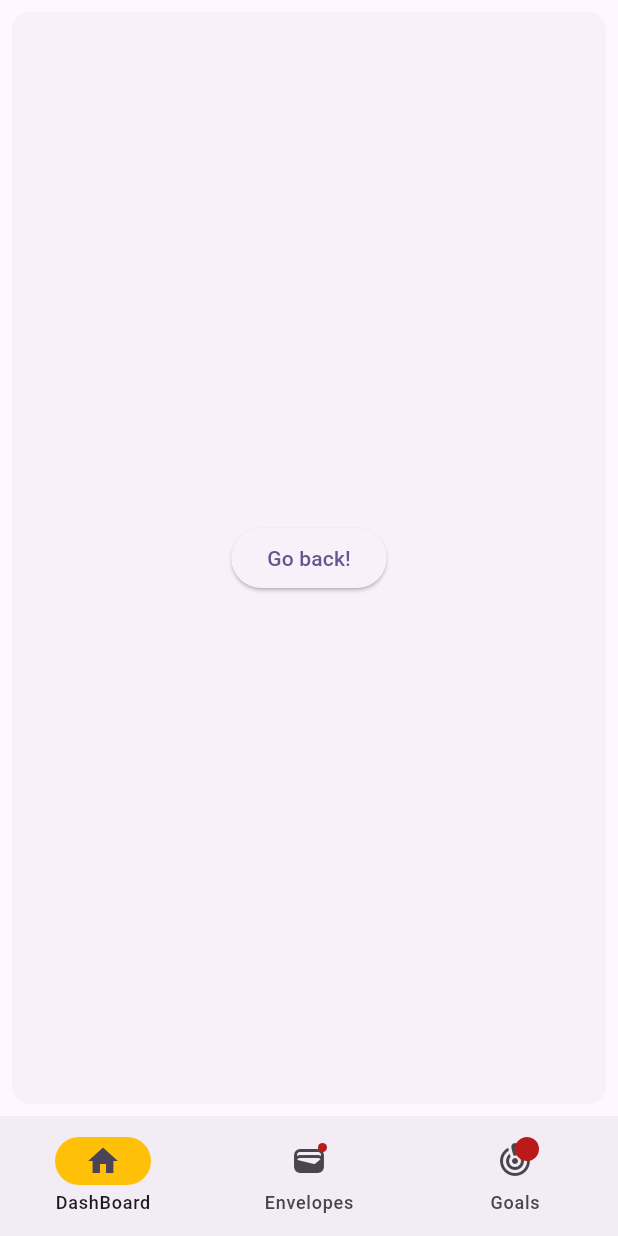
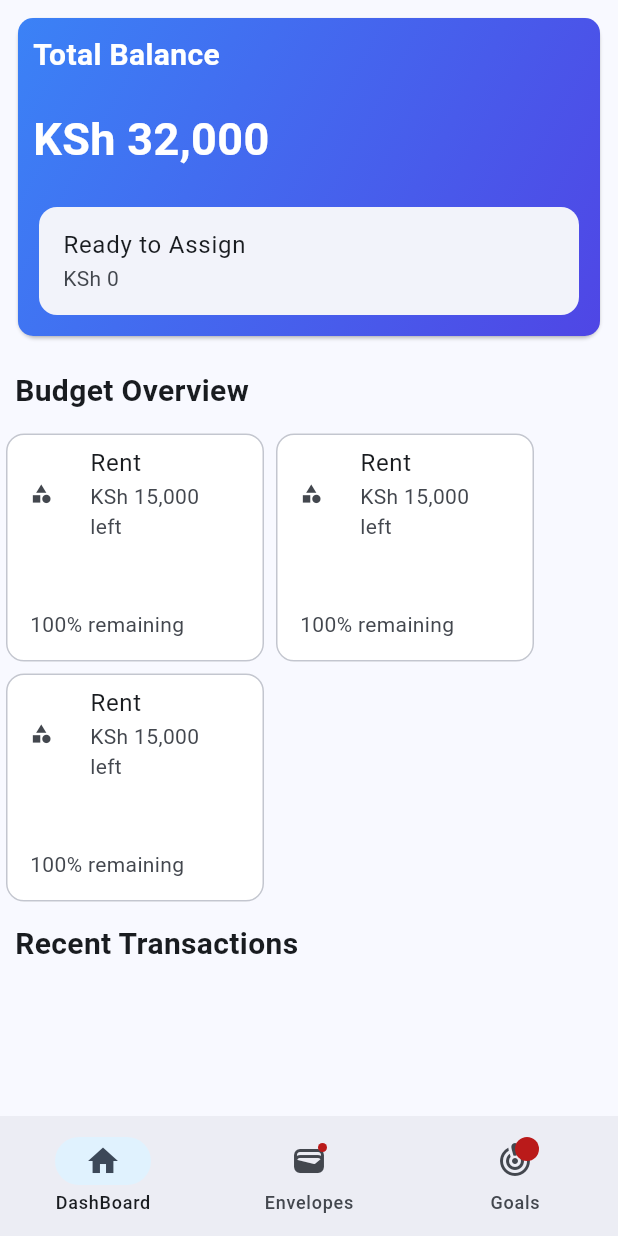
Before and after one commit to bradleygichuru/budget-lite-flutter, a Flutter app: the screen it shows after launch, on a phone screen of 412 x 824 dp. Run offline on Flutter 3.47's test engine with Material 3 defaults, Android fonts, the phone set to English and light mode, and no system bars; our stand-ins replace permission_handler, shared_preferences, sqflite; missing offline and left inert: another_telephony; accounts and stored records are empty.

Commit message:
feat:mpesa transactions parsing and push to sqlite

```diff
--- a/lib/funcs/transactions.dart
+++ b/lib/funcs/transactions.dart
@@ -1,9 +1,99 @@
+
 import 'package:another_telephony/telephony.dart';
+import 'package:flutter/material.dart';
+import 'package:path/path.dart';
+import 'package:sqflite/sqflite.dart';
 
 const String received = "received";
 const String paid = "paid to";
 const String sent = "sent to";
 const String transferred = "transferred to";
+
+Future<void> insertTransaction(TransactionObj transaction) async {
+  final db = await openDatabase(
+    // Set the path to the database. Note: Using the `join` function from the
+    // `path` package is best practice to ensure the path is correctly
+    // constructed for each platform.
+    join(await getDatabasesPath(), 'budget_lite_database.db'),
+    onCreate: (db, version) {
+      // Run the CREATE TABLE statement on the database.
+      return db.execute(
+        'CREATE TABLE transactions(id INTEGER PRIMARY KEY, type TEXT,source TEXT, amount REAL,date TEXT)',
+      );
+    },
+
+    // When the database is first created, create a table to store dogs.
+    // Set the version. This executes the onCreate function and provides a
+    // path to perform database upgrades and downgrades.
+    version: 1,
+  );
+  await db.insert('transactions', transaction.toMap());
+}
+
+Future<List<TransactionObj>> transactions() async {
+  final db = await openDatabase(
+    // Set the path to the database. Note: Using the `join` function from the
+    // `path` package is best practice to ensure the path is correctly
+    // constructed for each platform.
+    join(await getDatabasesPath(), 'budget_lite_database.db'),
+    onCreate: (db, version) {
+      // Run the CREATE TABLE statement on the database.
+      return db.execute(
+        'CREATE TABLE transactions(id INTEGER PRIMARY KEY, type TEXT,source TEXT, amount REAL,date TEXT)',
+      );
+    },
+
+    // When the database is first created, create a table to store dogs.
+    // Set the version. This executes the onCreate function and provides a
+    // path to perform database upgrades and downgrades.
+    version: 1,
+  );
+  final List<Map<String, Object?>> transactionMaps = await db.query(
+    'transactions',
+  );
+  return [
+    for (final {
+          'id': id as int,
+          'type': type as String,
+          'date': date as String,
+          'amount': amount as double,
+          'source': source as String,
+        }
+        in transactionMaps)
+      TransactionObj(
+        id: id,
+        type: type,
+        amount: amount,
+        source: source,
+        date: date,
+      ),
+  ];
+}
+
+class TransactionObj {
+  final int? id;
+  final String type;
+  final String source;
+  final double amount;
+  final String date;
+
+  TransactionObj({
+    this.id,
+    required this.type,
+    required this.source,
+    required this.amount,
+    required this.date,
+  });
+
+  Map<String, Object> toMap() {
+    return {"type": type, "source": source, "amount": amount, "date": date};
+  }
+
+  @override
+  String toString() {
+    return 'Transaction{type:$type,source:$source,amount:$amount,date:$date}';
+  }
+}
 
 Map<String, dynamic>? parseMpesa(SmsMessage messageObj) {
   if (messageObj.body != null) {
@@ -60,6 +150,7 @@ Map<String, dynamic>? parseMpesa(SmsMessage messageObj) {
 
       transaction["amount"] = double.parse(amount);
 
+      transaction["type"] = "spend";
       transaction['date'] = message.split(" on ")[1].split("at")[0].trim();
 
       return transaction;
@@ -67,3 +158,55 @@ Map<String, dynamic>? parseMpesa(SmsMessage messageObj) {
   }
   return null;
 }
+
+class TransactionsModel extends ChangeNotifier {
+  TransactionsModel(List<TransactionObj> initialTransactions) {
+    transactions = initialTransactions;
+  }
+  List<TransactionObj> transactions = [];
+
+  Future<void> addNewTransaction(Map<String, dynamic> transaction) async {
+    insertTransaction(
+      TransactionObj(
+        type: transaction["type"],
+        source: transaction["source"],
+        amount: transaction['amount'],
+        date: transaction['date'],
+      ),
+    );
+    notifyListeners();
+  }
+
+  List<Widget> composeTransactions() {
+    List<Widget> x = [];
+    for (var tx in transactions) {
+      final String sign = tx.type == "spend" ? '-' : '+';
+      final double amount = tx.amount;
+      Icon iconsToUse = tx.type == "spend"
+          ? Icon(size: 15, Icons.outbound, color: Colors.red)
+          : Icon(size: 15, Icons.call_received, color: Colors.green);
+      x.add(
+        SizedBox(
+          child: Card.outlined(
+            color: Colors.white,
+
+            child: Column(
+              children: [
+                ListTile(
+                  leading: iconsToUse,
+                  title: Text('Cat x'),
+                  subtitle: Text(
+                    '${sign} KSh ${amount}',
+                    style: TextStyle(color:tx.type =="spend"? Colors.red:Colors.green),
+                  ),
+                ),
+              ],
+            ),
+          ),
+        ),
+      );
+    }
+
+    return x;
+  }
+}
--- a/lib/main.dart
+++ b/lib/main.dart
@@ -1,37 +1,59 @@
 import 'package:another_telephony/telephony.dart';
 import 'package:flutter/material.dart';
 import 'package:flutter_application_1/funcs/transactions.dart';
-import 'package:flutter_application_1/screens/login_screen.dart';
+import 'package:flutter_application_1/screens/dashboard_screen.dart';
+import 'package:path/path.dart';
+import 'package:provider/provider.dart';
+import 'package:shared_preferences/shared_preferences.dart';
+import 'package:sqflite/sqflite.dart';
 
 @pragma('vm:entry-point')
 backgroundMessageHandler(SmsMessage message) async {
   //Handle background message
-  print(message);
-  print('message:${parseMpesa(message)}');
+  var transaction = parseMpesa(message);
+  print('from:${message.address} message:${message.body}');
+
+  print('background_transaction:${transaction}');
+  if (transaction != null) {
+    insertTransaction(
+      TransactionObj(
+        type: transaction['type'],
+        source: transaction['source'],
+        amount: transaction['amount'],
+        date: transaction['date'],
+      ),
+    );
+  }
 }
 
-void main() {
-  runApp(const MyApp());
+Future<void> main() async {
+  WidgetsFlutterBinding.ensureInitialized();
+  List<TransactionObj> initialTransactions = await transactions();
+
+  runApp(
+    ChangeNotifierProvider(
+      create: (context) => TransactionsModel(initialTransactions),
+      child: const MyApp(),
+    ),
+  );
 }
 
 class MyApp extends StatefulWidget {
   const MyApp({super.key});
   @override
-  _MyAppState createState() => _MyAppState();
+  MyAppState createState() => MyAppState();
 }
 
-class _MyAppState extends State<MyApp> {
+class MyAppState extends State<MyApp> {
   final telephony = Telephony.instance;
+
   @override
   void initState() {
     super.initState();
     initPlatformState();
   }
 
-  onMessage(SmsMessage message) async {
-    print('message:${message.body}');
-  }
-
+  Future<void> setTransactions() async {}
   Future<void> initPlatformState() async {
     // Platform messages may fail, so we use a try/catch PlatformException.
     // If the widget was removed from the tree while the asynchronous platform
@@ -50,26 +72,28 @@ class _MyAppState extends State<MyApp> {
     if (!mounted) return;
   }
 
+  onMessage(SmsMessage message) async {
+    print('from:${message.address} message:${message.body}');
+    var transaction = parseMpesa(message);
+
+    print('foreground_transaction:${transaction}');
+    if (transaction != null) {
+      insertTransaction(
+        TransactionObj(
+          type: transaction['type'],
+          source: transaction['source'],
+          amount: transaction['amount'],
+          date: transaction['date'],
+        ),
+      );
+    }
+  }
+
   @override
   Widget build(BuildContext context) {
     return MaterialApp(
       title: 'Flutter Demo',
       theme: ThemeData(
-        // This is the theme of your application.
-        //
-        // TRY THIS: Try running your application with "flutter run". You'll see
-        // the application has a purple toolbar. Then, without quitting the app,
-        // try changing the seedColor in the colorScheme below to Colors.green
-        // and then invoke "hot reload" (save your changes or press the "hot
-        // reload" button in a Flutter-supported IDE, or press "r" if you used
-        // the command line to start the app).
-        //
-        // Notice that the counter didn't reset back to zero; the application
-        // state is not lost during the reload. To reset the state, use hot
-        // restart instead.
-        //
-        // This works for code too, not just values: Most code changes can be
-        // tested with just a hot reload.
         colorScheme: ColorScheme.fromSeed(seedColor: Colors.deepPurple),
       ),
       home: const NavigationExample(),
@@ -89,15 +113,22 @@ class _NavigationExampleState extends State<NavigationExample> {
 
   @override
   Widget build(BuildContext context) {
-    final ThemeData theme = Theme.of(context);
-    return Scaffold(
+    final ThemeData theme = ThemeData(
+      colorSchemeSeed: const Color.fromARGB(255, 25, 143, 240),
+    );
+    return MaterialApp(
+      theme: ThemeData(
+        colorSchemeSeed: const Color.fromARGB(255, 25, 143, 240),
+      ),
+      home: SafeArea(
+        child: Scaffold(
           bottomNavigationBar: NavigationBar(
             onDestinationSelected: (int index) {
               setState(() {
                 currentPageIndex = index;
               });
             },
-        indicatorColor: Colors.amber,
+            indicatorColor: Color(0xFFE0F2FE),
             selectedIndex: currentPageIndex,
             destinations: const <Widget>[
               NavigationDestination(
@@ -117,24 +148,7 @@ class _NavigationExampleState extends State<NavigationExample> {
           ),
           body: <Widget>[
             /// Home page
-        Card(
-          shadowColor: Colors.transparent,
-          margin: const EdgeInsets.all(8.0),
-          child: SizedBox.expand(
-            child: Center(
-              child: ElevatedButton(
-                onPressed: () {
-                  Navigator.push(
-                    context,
-                    MaterialPageRoute(builder: (con) => const LoginForm()),
-                  );
-                  // Navigate back to first route when tapped.
-                },
-                child: const Text('Go back!'),
-              ),
-            ),
-          ),
-        ),
+            const Dashboard(),
 
             /// Notifications page
             const Padding(
@@ -203,6 +217,8 @@ class _NavigationExampleState extends State<NavigationExample> {
               },
             ),
           ][currentPageIndex],
+        ),
+      ),
     );
   }
 }
--- /dev/null
+++ b/lib/screens/dashboard_screen.dart
@@ -0,0 +1,167 @@
+import 'package:flutter/material.dart';
+import 'package:flutter_application_1/funcs/transactions.dart';
+import 'package:provider/provider.dart';
+
+class Dashboard extends StatefulWidget {
+  const Dashboard({super.key});
+  @override
+  State<Dashboard> createState() => DashboardState();
+}
+
+class DashboardState extends State<Dashboard> {
+  @override
+  Widget build(BuildContext context) {
+    return ListView(
+      children: [
+        Padding(
+          padding: const EdgeInsets.all(8),
+          child: Card(
+            child: Container(
+              decoration: BoxDecoration(
+                borderRadius: BorderRadius.circular(10.0),
+                gradient: LinearGradient(
+                  begin: Alignment.topLeft,
+                  end: Alignment.bottomRight,
+                  colors: [Color(0xFF3b82f6), Color(0xFF4f46e5)],
+                ),
+              ),
+              child: Column(
+                children: [
+                  Padding(
+                    padding: EdgeInsets.all(10),
+                    child: Align(
+                      alignment: Alignment.topLeft,
+                      child: Text(
+                        "Total Balance",
+                        style: TextStyle(
+                          fontSize: 20,
+                          fontWeight: FontWeight.w600,
+                          color: Colors.white,
+                        ),
+                      ),
+                    ),
+                  ),
+                  Padding(
+                    padding: EdgeInsets.all(10),
+                    child: Align(
+                      alignment: Alignment.topLeft,
+                      child: Text(
+                        "KSh 32,000",
+                        style: TextStyle(
+                          color: Colors.white,
+                          fontSize: 30,
+                          fontWeight: FontWeight.w600,
+                        ),
+                      ),
+                    ),
+                  ),
+                  Padding(
+                    padding: EdgeInsets.all(10),
+                    child: Card(
+                      //color: Colors.white,
+                      elevation: 0,
+
+                      child: Column(
+                        children: [
+                          ListTile(
+                            //leading: Icon(Icons.album),
+                            title: Text('Ready to Assign'),
+                            subtitle: Text('KSh 0'),
+                          ),
+                        ],
+                      ),
+                    ),
+                  ),
+                ],
+              ),
+            ),
+          ),
+        ),
+
+        Padding(
+          padding: EdgeInsets.all(10),
+          child: Align(
+            alignment: Alignment.topLeft,
+            child: Text(
+              "Budget Overview",
+              style: TextStyle(fontWeight: FontWeight.w700, fontSize: 20),
+            ),
+          ),
+        ),
+        Wrap(
+          children: [
+            SizedBox(
+              width: 180,
+              height: 160,
+              child: Card.outlined(
+                color: Colors.white,
+
+                child: Column(
+                  children: [
+                    ListTile(
+                      leading: Icon(Icons.category, size: 15),
+                      title: Text('Rent'),
+                      subtitle: Text('KSh 15,000 left'),
+                    ),
+                    ListTile(subtitle: Text("100% remaining")),
+                  ],
+                ),
+              ),
+            ),
+            SizedBox(
+              width: 180,
+              height: 160,
+              child: Card.outlined(
+                color: Colors.white,
+
+                child: Column(
+                  children: [
+                    ListTile(
+                      leading: Icon(Icons.category, size: 15),
+                      title: Text('Rent'),
+                      subtitle: Text('KSh 15,000 left'),
+                    ),
+                    ListTile(subtitle: Text("100% remaining")),
+                  ],
+                ),
+              ),
+            ),
+            SizedBox(
+              width: 180,
+              height: 160,
+              child: Card.outlined(
+                color: Colors.white,
+
+                child: Column(
+                  children: [
+                    ListTile(
+                      leading: Icon(Icons.category, size: 15),
+                      title: Text('Rent'),
+                      subtitle: Text('KSh 15,000 left'),
+                    ),
+                    ListTile(subtitle: Text("100% remaining")),
+                  ],
+                ),
+              ),
+            ),
+          ],
+        ),
+        Padding(
+          padding: EdgeInsets.all(10),
+          child: Align(
+            alignment: Alignment.topLeft,
+            child: Text(
+              "Recent Transactions",
+              style: TextStyle(fontWeight: FontWeight.w700, fontSize: 20),
+            ),
+          ),
+        ),
+        Consumer<TransactionsModel>(
+          builder: (context, transactionsM, child) {
+            return Column(children: transactionsM.composeTransactions());
+          },
+        ),
+      ],
+    );
+  }
+}
--- a/pubspec.yaml
+++ b/pubspec.yaml
@@ -38,6 +38,9 @@ dependencies:
   http: ^1.4.0
   shared_preferences: ^2.5.3
   another_telephony: ^0.4.1
+  provider: ^6.1.5
+  sqflite: ^2.4.2
+  path: ^1.9.1
 
 dev_dependencies:
   flutter_test:
```
Also changed, not shown: pubspec.lock, 1 other file. Lines whose indentation alone changed are shown as unchanged.
